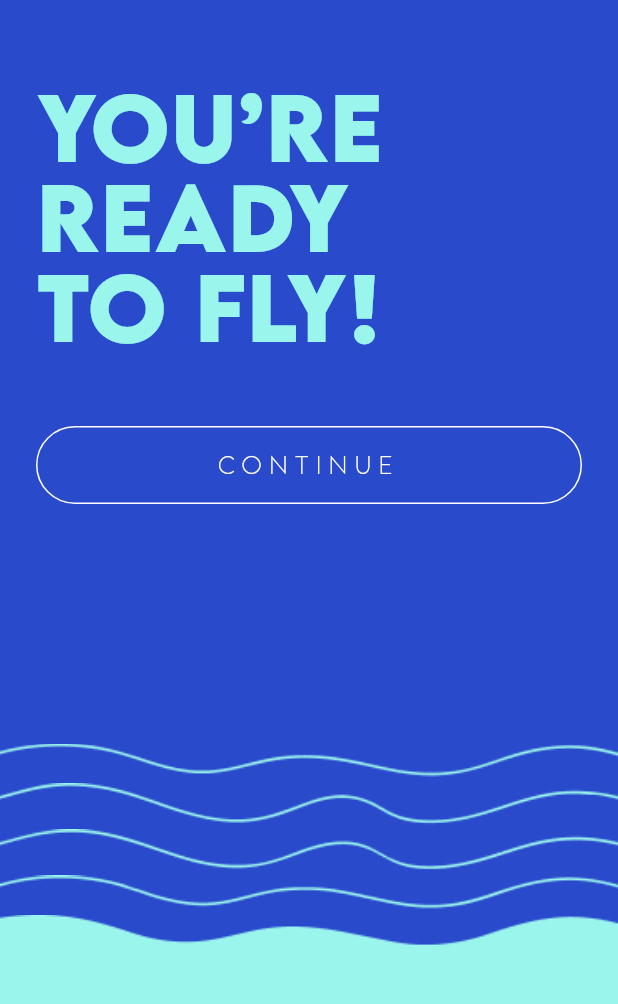
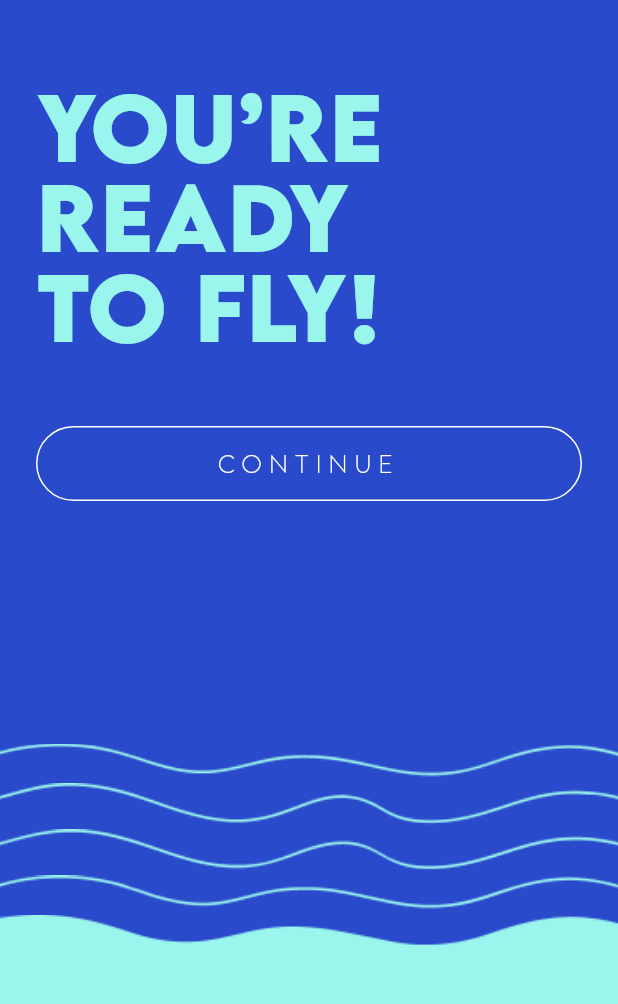
Before and after one commit to Gaitan19/flutterClass, a Flutter app: the screen it shows after launch, on a phone screen of 412 x 824 dp, the part 204-1208 px from its top. Run offline on Flutter 3.47's test engine with Material 3 defaults, Android fonts, the phone set to English and light mode, and no system bars; our stand-ins replace dio, flutter_otp_text_field, flutter_rating_bar, flutter_slidable, google_maps_flutter, percent_indicator and 2 more; missing offline and left inert: custom_map_markers, widget_mask.

Commit message:
Refactor OutlineButton to use MaterialButton for better consistency and styling

```diff
--- a/flutterProyects/survey/lib/common_widget/outline_button.dart
+++ b/flutterProyects/survey/lib/common_widget/outline_button.dart
@@ -4,23 +4,28 @@ import 'package:survey/common/color_extenstion.dart';
 class OutlineButton extends StatelessWidget {
   final String text;
   final bool hasBackground;
+  final VoidCallback onPressed;
 
   const OutlineButton({
     super.key,
     required this.text,
+    required this.onPressed,
     this.hasBackground = true,
   });
 
   @override
   Widget build(BuildContext context) {
-    return Container(
-      width: double.infinity,
+    return MaterialButton(
+      onPressed: onPressed,
+      shape: RoundedRectangleBorder(
+        borderRadius: BorderRadius.circular(30),
+        side: BorderSide(color: TColor.primaryText),
+      ),
       padding: const EdgeInsets.symmetric(vertical: 12, horizontal: 24),
-      decoration: BoxDecoration(
-        color: hasBackground ? TColor.primaryText : Colors.transparent,
-        border: Border.all(color: TColor.primaryText),
-        borderRadius: BorderRadius.circular(30),
-      ),
+      color: hasBackground ? TColor.primaryText : Colors.transparent,
+      minWidth: double.infinity,
+      elevation: 0,
+      highlightElevation: 0,
       child: Text(
         text,
         textAlign: TextAlign.center,
--- a/flutterProyects/survey/lib/view/ready_to_fly/ready_to_fly_view.dart
+++ b/flutterProyects/survey/lib/view/ready_to_fly/ready_to_fly_view.dart
@@ -51,9 +51,12 @@ class ReadyToFlyView extends StatelessWidget {
                           ),
                         ),
                         const SizedBox(height: 50),
-                        const OutlineButton(
+                        OutlineButton(
                           text: 'CONTINUE',
                           hasBackground: false,
+                          onPressed: () {
+                            print("Botón CONTINUE presionado");
+                          },
                         ),
                       ],
                     ),
```
